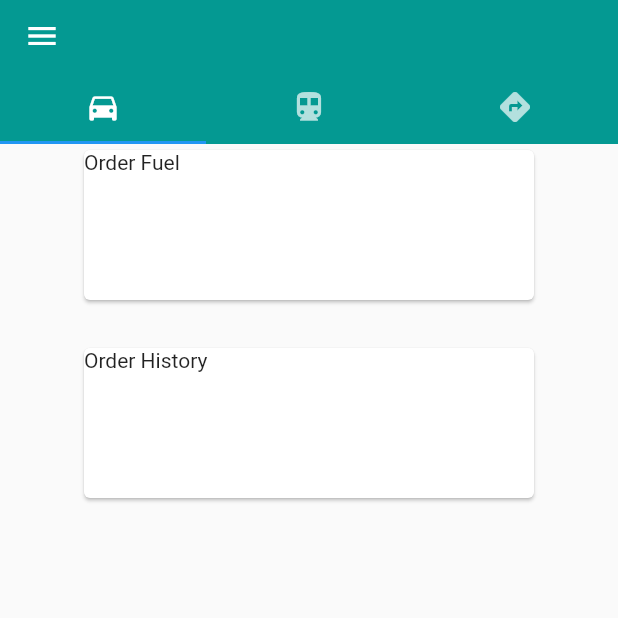
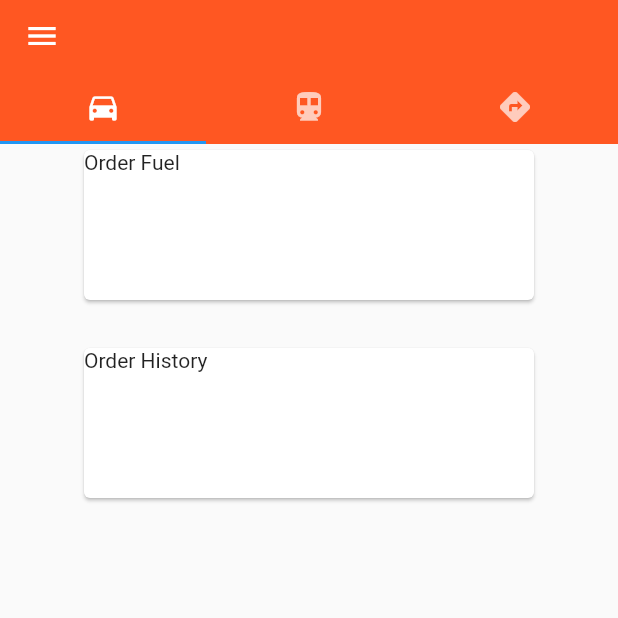
Before and after one commit to theo-beep/easy_fuel_2, a Flutter app: the screen it shows once a user with an empty profile is signed in, on a phone screen of 412 x 824 dp, the top half of it. Run offline on Flutter 3.47's test engine with Material 2 defaults, Android fonts, the phone set to English and light mode, and no system bars; drawn by our look-alikes of flutter_advanced_drawer; our stand-ins replace cloud_firestore, firebase_auth, firebase_core, flutter_map, flutter_svg, flutter_switch and 6 more; missing offline and left inert: dart:ffi, dart:html, flutterfire_ui; accounts and stored records are empty.

Commit message:
- color update

```diff
--- a/lib/ColorConstants.dart
+++ b/lib/ColorConstants.dart
@@ -2,8 +2,8 @@
  import 'package:flutter/material.dart';
 
 
-    const primaryColor =  Color(0xFF049992);
-    const secondaryColor = Color(0xFF09746A);
+    const primaryColor =  Color(0xFFFF5722);
+    const secondaryColor = Color(0xFF718E9E);
     const kBackgroundColor = Color(0xFFF8F8F8);
     const kActiveIconColor = Color(0xFFE68342);
     const kTextColor = Color(0xFF222B45);
--- a/lib/UserInterface/onboarding_page.dart
+++ b/lib/UserInterface/onboarding_page.dart
@@ -18,7 +18,7 @@ class onboard extends StatelessWidget {
     return MaterialApp(
       title: 'Introduction screen',
       debugShowCheckedModeBanner: false,
-      theme: ThemeData(primarySwatch: Colors.blue),
+      theme: ThemeData(primarySwatch: Colors.deepOrange),
       home: OnBoardingPage(),
     );
   }
@@ -105,7 +105,7 @@ class _OnBoardingPageState extends State<OnBoardingPage> {
               style: TextStyle(color: Colors.white),
             ),
             style: ElevatedButton.styleFrom(
-              primary: Colors.lightBlue,
+              primary: Colors.deepOrange,
               shape: RoundedRectangleBorder(
                 borderRadius: BorderRadius.circular(8.0),
               ),
```
